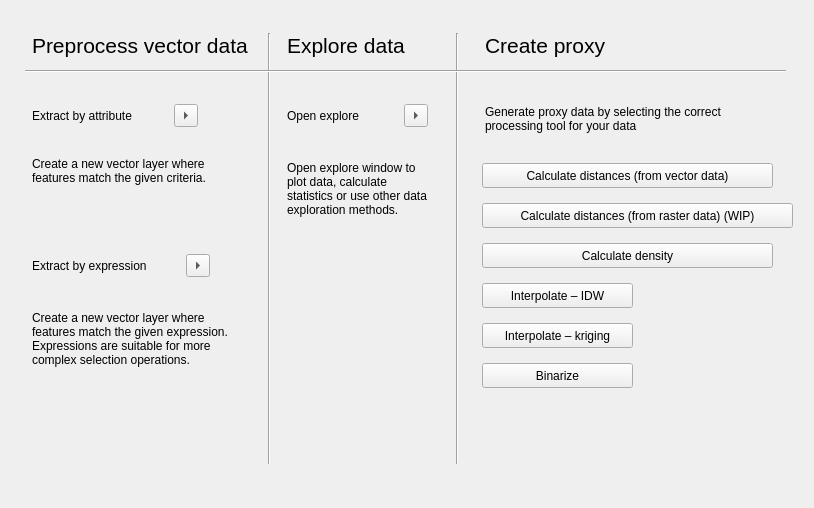
The window that eis_qgis_plugin/resources/ui/preprocess/wizard_proxy_creation.ui (GispoCoding/eis_qgis_plugin) describes before a commit, drawn with Qt 5.
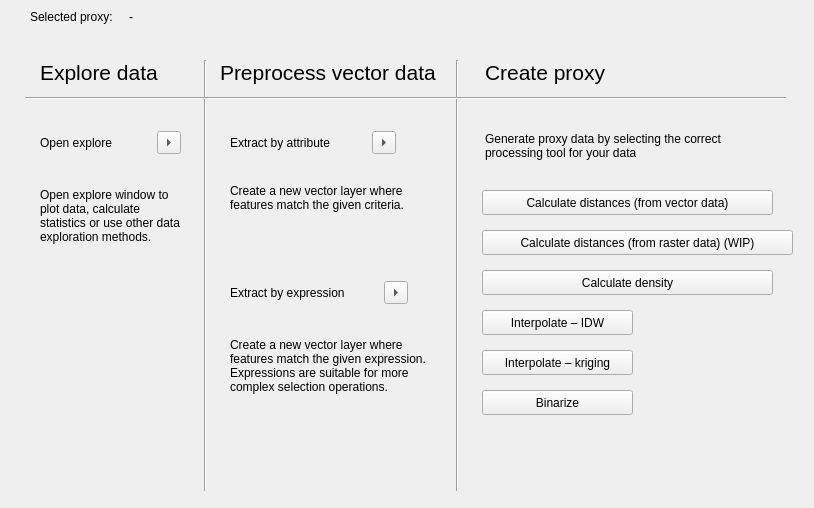
The same window after the commit.

Patch:
```diff
--- a/eis_qgis_plugin/resources/ui/preprocess/wizard_proxy_creation.ui
+++ b/eis_qgis_plugin/resources/ui/preprocess/wizard_proxy_creation.ui
@@ -17,7 +17,7 @@
    <property name="geometry">
     <rect>
      <x>482</x>
-     <y>243</y>
+     <y>270</y>
      <width>291</width>
      <height>25</height>
     </rect>
@@ -30,7 +30,7 @@
    <property name="geometry">
     <rect>
      <x>482</x>
-     <y>323</y>
+     <y>350</y>
      <width>151</width>
      <height>25</height>
     </rect>
@@ -43,7 +43,7 @@
    <property name="geometry">
     <rect>
      <x>485</x>
-     <y>33</y>
+     <y>60</y>
      <width>141</width>
      <height>24</height>
     </rect>
@@ -57,69 +57,11 @@
     <string>Create proxy</string>
    </property>
   </widget>
-  <widget class="QWidget" name="layoutWidget">
-   <property name="geometry">
-    <rect>
-     <x>32</x>
-     <y>103</y>
-     <width>166</width>
-     <height>25</height>
-    </rect>
-   </property>
-   <layout class="QHBoxLayout" name="horizontalLayout">
-    <item>
-     <widget class="QLabel" name="label">
-      <property name="text">
-       <string>Extract by attribute</string>
-      </property>
-     </widget>
-    </item>
-    <item>
-     <widget class="QToolButton" name="extract_by_attribute_btn">
-      <property name="text">
-       <string>...</string>
-      </property>
-      <property name="arrowType">
-       <enum>Qt::RightArrow</enum>
-      </property>
-     </widget>
-    </item>
-   </layout>
-  </widget>
-  <widget class="QWidget" name="layoutWidget_2">
-   <property name="geometry">
-    <rect>
-     <x>32</x>
-     <y>253</y>
-     <width>178</width>
-     <height>25</height>
-    </rect>
-   </property>
-   <layout class="QHBoxLayout" name="horizontalLayout_2">
-    <item>
-     <widget class="QLabel" name="label_2">
-      <property name="text">
-       <string>Extract by expression</string>
-      </property>
-     </widget>
-    </item>
-    <item>
-     <widget class="QToolButton" name="extract_by_expression_btn">
-      <property name="text">
-       <string>...</string>
-      </property>
-      <property name="arrowType">
-       <enum>Qt::RightArrow</enum>
-      </property>
-     </widget>
-    </item>
-   </layout>
-  </widget>
   <widget class="QPushButton" name="calculate_distances_vector_btn">
    <property name="geometry">
     <rect>
      <x>482</x>
-     <y>163</y>
+     <y>190</y>
      <width>291</width>
      <height>25</height>
     </rect>
@@ -132,7 +74,7 @@
    <property name="geometry">
     <rect>
      <x>482</x>
-     <y>203</y>
+     <y>230</y>
      <width>311</width>
      <height>25</height>
     </rect>
@@ -145,7 +87,7 @@
    <property name="geometry">
     <rect>
      <x>482</x>
-     <y>363</y>
+     <y>390</y>
      <width>151</width>
      <height>25</height>
     </rect>
@@ -154,43 +96,11 @@
     <string>Binarize</string>
    </property>
   </widget>
-  <widget class="QLabel" name="label_4">
-   <property name="geometry">
-    <rect>
-     <x>32</x>
-     <y>283</y>
-     <width>211</width>
-     <height>111</height>
-    </rect>
-   </property>
-   <property name="text">
-    <string>Create a new vector layer where features match the given expression. Expressions are suitable for more complex selection operations.</string>
-   </property>
-   <property name="wordWrap">
-    <bool>true</bool>
-   </property>
-  </widget>
-  <widget class="QLabel" name="label_3">
-   <property name="geometry">
-    <rect>
-     <x>32</x>
-     <y>125</y>
-     <width>211</width>
-     <height>91</height>
-    </rect>
-   </property>
-   <property name="text">
-    <string>Create a new vector layer where features match the given criteria.</string>
-   </property>
-   <property name="wordWrap">
-    <bool>true</bool>
-   </property>
-  </widget>
   <widget class="QPushButton" name="interpolate_idw_btn">
    <property name="geometry">
     <rect>
      <x>482</x>
-     <y>283</y>
+     <y>310</y>
      <width>151</width>
      <height>25</height>
     </rect>
@@ -199,29 +109,11 @@
     <string>Interpolate – IDW</string>
    </property>
   </widget>
-  <widget class="QLabel" name="label_14">
-   <property name="geometry">
-    <rect>
-     <x>32</x>
-     <y>33</y>
-     <width>231</width>
-     <height>24</height>
-    </rect>
-   </property>
-   <property name="font">
-    <font>
-     <pointsize>16</pointsize>
-    </font>
-   </property>
-   <property name="text">
-    <string>Preprocess vector data</string>
-   </property>
-  </widget>
   <widget class="QLabel" name="label_13">
    <property name="geometry">
     <rect>
-     <x>287</x>
-     <y>33</y>
+     <x>40</x>
+     <y>60</y>
      <width>141</width>
      <height>24</height>
     </rect>
@@ -238,8 +130,8 @@
   <widget class="Line" name="line">
    <property name="geometry">
     <rect>
-     <x>259</x>
-     <y>33</y>
+     <x>195</x>
+     <y>60</y>
      <width>20</width>
      <height>431</height>
     </rect>
@@ -252,7 +144,7 @@
    <property name="geometry">
     <rect>
      <x>447</x>
-     <y>33</y>
+     <y>60</y>
      <width>20</width>
      <height>431</height>
     </rect>
@@ -265,7 +157,7 @@
    <property name="geometry">
     <rect>
      <x>25</x>
-     <y>61</y>
+     <y>88</y>
      <width>761</width>
      <height>20</height>
     </rect>
@@ -277,8 +169,8 @@
   <widget class="QLabel" name="label_5">
    <property name="geometry">
     <rect>
-     <x>287</x>
-     <y>133</y>
+     <x>40</x>
+     <y>160</y>
      <width>141</width>
      <height>111</height>
     </rect>
@@ -293,8 +185,8 @@
   <widget class="QWidget" name="layoutWidget_3">
    <property name="geometry">
     <rect>
-     <x>287</x>
-     <y>103</y>
+     <x>40</x>
+     <y>130</y>
      <width>141</width>
      <height>25</height>
     </rect>
@@ -323,7 +215,7 @@
    <property name="geometry">
     <rect>
      <x>485</x>
-     <y>93</y>
+     <y>120</y>
      <width>271</width>
      <height>51</height>
     </rect>
@@ -335,6 +227,171 @@
     <bool>true</bool>
    </property>
   </widget>
+  <widget class="QWidget" name="layoutWidget">
+   <property name="geometry">
+    <rect>
+     <x>230</x>
+     <y>130</y>
+     <width>166</width>
+     <height>25</height>
+    </rect>
+   </property>
+   <layout class="QHBoxLayout" name="horizontalLayout">
+    <item>
+     <widget class="QLabel" name="label">
+      <property name="text">
+       <string>Extract by attribute</string>
+      </property>
+     </widget>
+    </item>
+    <item>
+     <widget class="QToolButton" name="extract_by_attribute_btn">
+      <property name="text">
+       <string>...</string>
+      </property>
+      <property name="arrowType">
+       <enum>Qt::RightArrow</enum>
+      </property>
+     </widget>
+    </item>
+   </layout>
+  </widget>
+  <widget class="QWidget" name="layoutWidget_2">
+   <property name="geometry">
+    <rect>
+     <x>230</x>
+     <y>280</y>
+     <width>178</width>
+     <height>25</height>
+    </rect>
+   </property>
+   <layout class="QHBoxLayout" name="horizontalLayout_2">
+    <item>
+     <widget class="QLabel" name="label_2">
+      <property name="text">
+       <string>Extract by expression</string>
+      </property>
+     </widget>
+    </item>
+    <item>
+     <widget class="QToolButton" name="extract_by_expression_btn">
+      <property name="text">
+       <string>...</string>
+      </property>
+      <property name="arrowType">
+       <enum>Qt::RightArrow</enum>
+      </property>
+     </widget>
+    </item>
+   </layout>
+  </widget>
+  <widget class="QLabel" name="label_14">
+   <property name="geometry">
+    <rect>
+     <x>220</x>
+     <y>60</y>
+     <width>231</width>
+     <height>24</height>
+    </rect>
+   </property>
+   <property name="font">
+    <font>
+     <pointsize>16</pointsize>
+    </font>
+   </property>
+   <property name="text">
+    <string>Preprocess vector data</string>
+   </property>
+  </widget>
+  <widget class="QLabel" name="label_4">
+   <property name="geometry">
+    <rect>
+     <x>230</x>
+     <y>310</y>
+     <width>211</width>
+     <height>111</height>
+    </rect>
+   </property>
+   <property name="text">
+    <string>Create a new vector layer where features match the given expression. Expressions are suitable for more complex selection operations.</string>
+   </property>
+   <property name="wordWrap">
+    <bool>true</bool>
+   </property>
+  </widget>
+  <widget class="QLabel" name="label_3">
+   <property name="geometry">
+    <rect>
+     <x>230</x>
+     <y>152</y>
+     <width>211</width>
+     <height>91</height>
+    </rect>
+   </property>
+   <property name="text">
+    <string>Create a new vector layer where features match the given criteria.</string>
+   </property>
+   <property name="wordWrap">
+    <bool>true</bool>
+   </property>
+  </widget>
+  <widget class="QWidget" name="">
+   <property name="geometry">
+    <rect>
+     <x>30</x>
+     <y>10</y>
+     <width>751</width>
+     <height>41</height>
+    </rect>
+   </property>
+   <layout class="QHBoxLayout" name="horizontalLayout_4">
+    <item>
+     <widget class="QLabel" name="label_8">
+      <property name="text">
+       <string>Selected proxy:</string>
+      </property>
+      <property name="alignment">
+       <set>Qt::AlignLeading|Qt::AlignLeft|Qt::AlignTop</set>
+      </property>
+     </widget>
+    </item>
+    <item>
+     <spacer name="horizontalSpacer">
+      <property name="orientation">
+       <enum>Qt::Horizontal</enum>
+      </property>
+      <property name="sizeType">
+       <enum>QSizePolicy::Fixed</enum>
+      </property>
+      <property name="sizeHint" stdset="0">
+       <size>
+        <width>10</width>
+        <height>20</height>
+       </size>
+      </property>
+     </spacer>
+    </item>
+    <item>
+     <widget class="QLabel" name="selected_proxy_label">
+      <property name="sizePolicy">
+       <sizepolicy hsizetype="Expanding" vsizetype="Preferred">
+        <horstretch>0</horstretch>
+        <verstretch>0</verstretch>
+       </sizepolicy>
+      </property>
+      <property name="text">
+       <string>-</string>
+      </property>
+      <property name="alignment">
+       <set>Qt::AlignLeading|Qt::AlignLeft|Qt::AlignTop</set>
+      </property>
+      <property name="wordWrap">
+       <bool>true</bool>
+      </property>
+     </widget>
+    </item>
+   </layout>
+  </widget>
  </widget>
  <resources/>
  <connections/>
```
Left out of the diff: 4 changed lines with no effect on the pictures.
